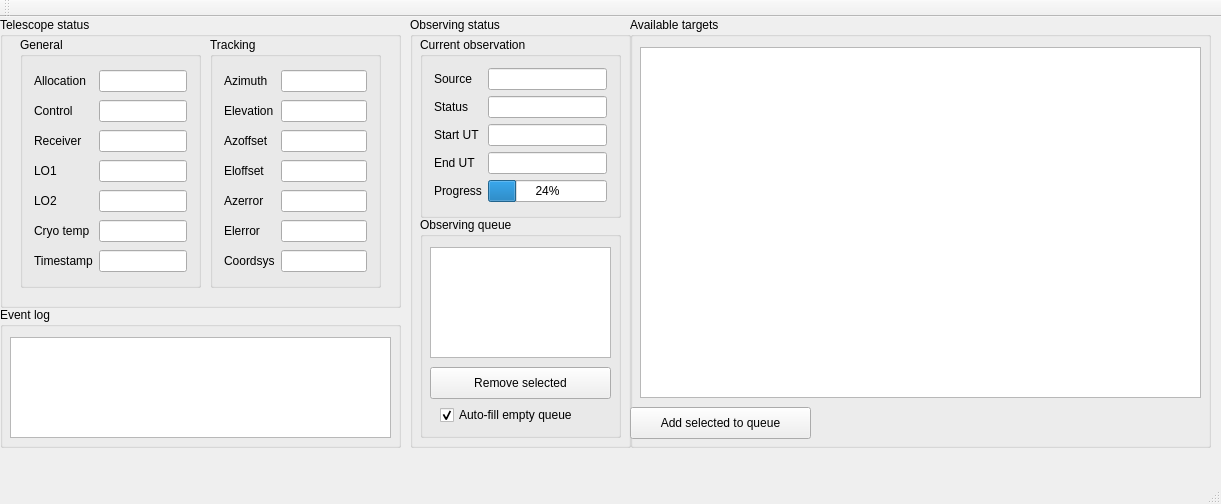
Before: the Qt Designer form pulsarobs/mainwindow.ui in varenius/jbo, drawn with Qt 5.
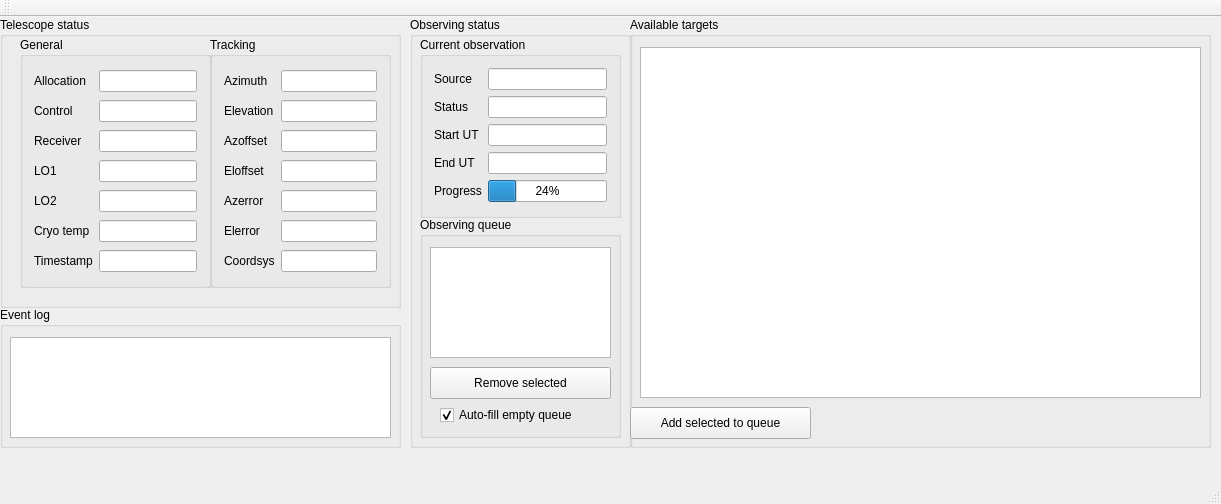
After: the same form once the commit is applied.

Commit message: LO width

The edit to the form file:
```diff
--- a/pulsarobs/mainwindow.ui
+++ b/pulsarobs/mainwindow.ui
@@ -31,7 +31,7 @@
       <rect>
        <x>210</x>
        <y>20</y>
-       <width>171</width>
+       <width>181</width>
        <height>251</height>
       </rect>
      </property>
@@ -144,7 +144,7 @@
       <rect>
        <x>20</x>
        <y>20</y>
-       <width>181</width>
+       <width>191</width>
        <height>251</height>
       </rect>
      </property>
```
The commit also changes 1 other file.
